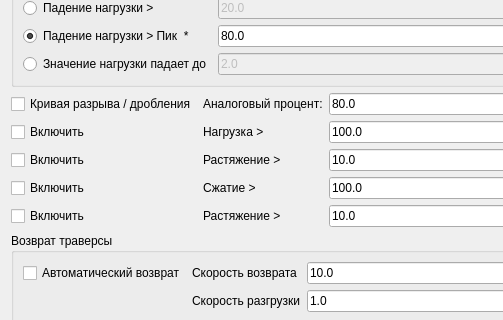
This is EvoTestApp/PlanStopCondForm.ui in picosaur/evotest as Qt 5 draws it before an edit; both pictures show x 0 to 503 and y 125 to 445 of the 910 by 687 pixel window. The edited form follows.
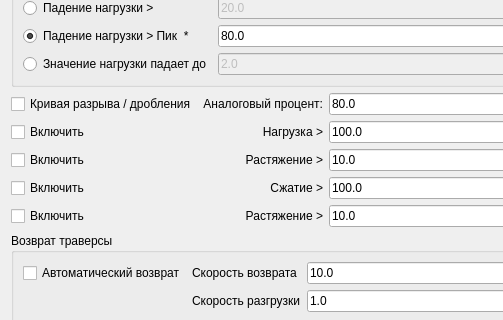
This is the edited form.

Patch:
```diff
--- a/EvoTestApp/PlanStopCondForm.ui
+++ b/EvoTestApp/PlanStopCondForm.ui
@@ -162,6 +162,9 @@
        <property name="text">
         <string>Сжатие &gt;</string>
        </property>
+       <property name="alignment">
+        <set>Qt::AlignRight|Qt::AlignTrailing|Qt::AlignVCenter</set>
+       </property>
       </widget>
      </item>
      <item row="1" column="2">
@@ -187,6 +190,9 @@
        <property name="text">
         <string>Нагрузка &gt;</string>
        </property>
+       <property name="alignment">
+        <set>Qt::AlignRight|Qt::AlignTrailing|Qt::AlignVCenter</set>
+       </property>
       </widget>
      </item>
      <item row="3" column="2">
@@ -205,6 +211,9 @@
        <property name="text">
         <string>Аналоговый процент:</string>
        </property>
+       <property name="alignment">
+        <set>Qt::AlignRight|Qt::AlignTrailing|Qt::AlignVCenter</set>
+       </property>
       </widget>
      </item>
      <item row="4" column="0">
@@ -219,6 +228,9 @@
        <property name="text">
         <string>Растяжение &gt;</string>
        </property>
+       <property name="alignment">
+        <set>Qt::AlignRight|Qt::AlignTrailing|Qt::AlignVCenter</set>
+       </property>
       </widget>
      </item>
      <item row="1" column="0">
@@ -255,6 +267,9 @@
        <property name="text">
         <string>Растяжение &gt;</string>
        </property>
+       <property name="alignment">
+        <set>Qt::AlignRight|Qt::AlignTrailing|Qt::AlignVCenter</set>
+       </property>
       </widget>
      </item>
      <item row="4" column="2">
```
